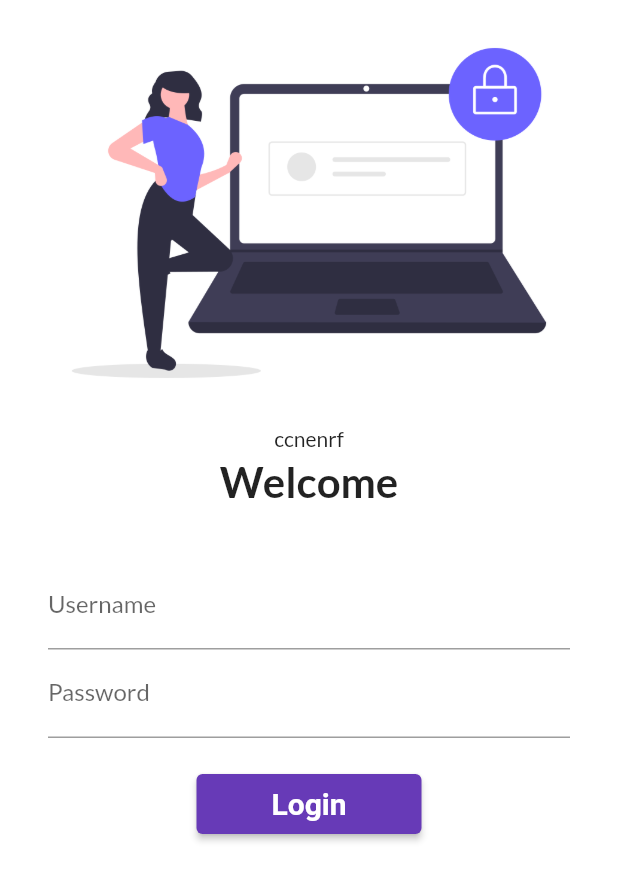
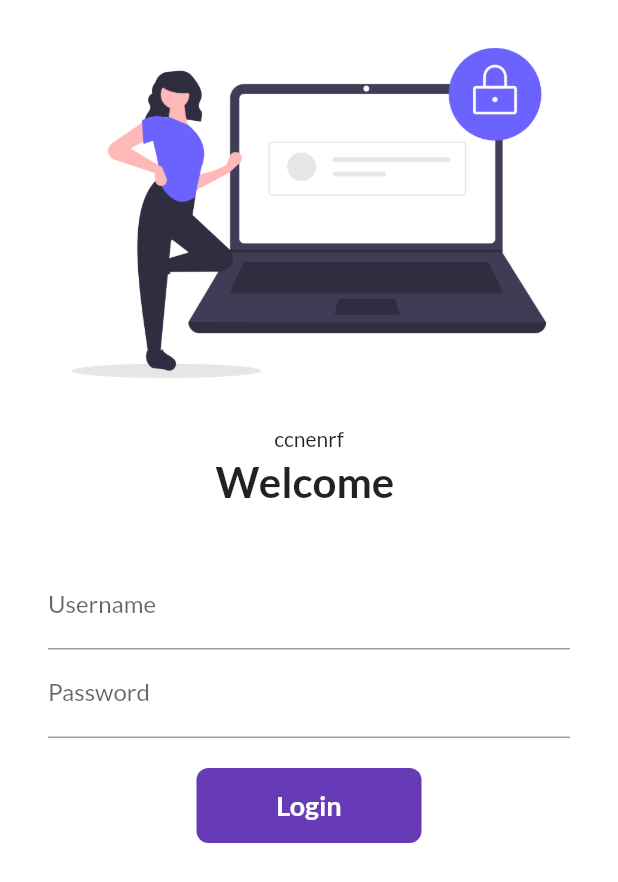
Before and after one commit to utsav7005/utsav_catalog, a Flutter app: the screen it shows after launch, on a phone screen of 412 x 824 dp. Shown: the top 882 px of the screen. Run offline on Flutter 3.47's test engine with Material 2 defaults, Android fonts, the light colour scheme and no system bars; our stand-ins replace google_fonts.

Commit message:
Day6 completed

```diff
--- a/lib/pages/login_page.dart
+++ b/lib/pages/login_page.dart
@@ -1,8 +1,16 @@
 import 'package:flutter/material.dart';
 import 'package:ucatalog/utils/routes.dart';
 
-class LoginPage extends StatelessWidget {
+class LoginPage extends StatefulWidget {
   const LoginPage({super.key});
+
+  @override
+  State<LoginPage> createState() => _LoginPageState();
+}
+
+class _LoginPageState extends State<LoginPage> {
+  String name = "";
+  bool changeButton = false;
 
   @override
   Widget build(BuildContext context) {
@@ -19,8 +27,8 @@
               height: 20,
               child: Text("ccnenrf"),
             ),
-              const Text(
-                'Welcome',
+            Text(
+              "Welcome $name",
               style: TextStyle(
                 fontSize: 28,
                 fontWeight: FontWeight.bold,
@@ -39,6 +47,10 @@
                         hintText: "Enter Username",
                         labelText: 'Username',
                       ),
+                      onChanged: (value) {
+                        name = value;
+                        setState(() {});
+                      },
                     ),
                     TextFormField(
                       obscureText: true,
@@ -50,21 +62,51 @@
                     const SizedBox(
                       height: 20,
                     ),
-                    ElevatedButton(
-                      child: const Text('Login'),
-                      style: TextButton.styleFrom(
-                          minimumSize: Size(150, 40),
-                          textStyle: TextStyle(
-                              fontSize: 20, fontWeight: FontWeight.bold)),
-                      onPressed: () {
+                    InkWell(
+                      onTap: () async {
+                        setState(() {
+                          changeButton = true;
+                        });
+                        await Future.delayed(Duration(seconds: 1));
                         Navigator.pushNamed(context, MyRoutes.homeroute);
                       },
+                      child: AnimatedContainer(
+                        width: changeButton ? 50 : 150,
+                        height: 50,
+                        alignment: Alignment.center,
+                        decoration: BoxDecoration(
+                            color: Colors.deepPurple,
+                            borderRadius:
+                                BorderRadius.circular(changeButton ? 50 : 8)),
+                        duration: Duration(seconds: 1),
+                        child: changeButton
+                            ? Icon(
+                                Icons.done,
+                                color: Colors.white,
                               )
+                            : Text(
+                                "Login",
+                                style: TextStyle(
+                                  color: Colors.white,
+                                  fontWeight: FontWeight.bold,
+                                  fontSize: 18,
+                                ),
+                              ),
+                      ),
+                    ),
+                    // ElevatedButton(
+                    //   child: const Text('Login'),
+                    //   style: TextButton.styleFrom(
+                    //       minimumSize: Size(150, 40),
+                    //       textStyle: TextStyle(
+                    //           fontSize: 20, fontWeight: FontWeight.bold)),
+                    //   onPressed: () {
+                    //     Navigator.pushNamed(context, MyRoutes.homeroute);
+                    //   },
+                    // )
                   ],
-                ),
-              )
+                )),
           ],
-          ),
-        ));
+        )));
   }
 }
```
Lines whose indentation alone changed are shown as unchanged.
